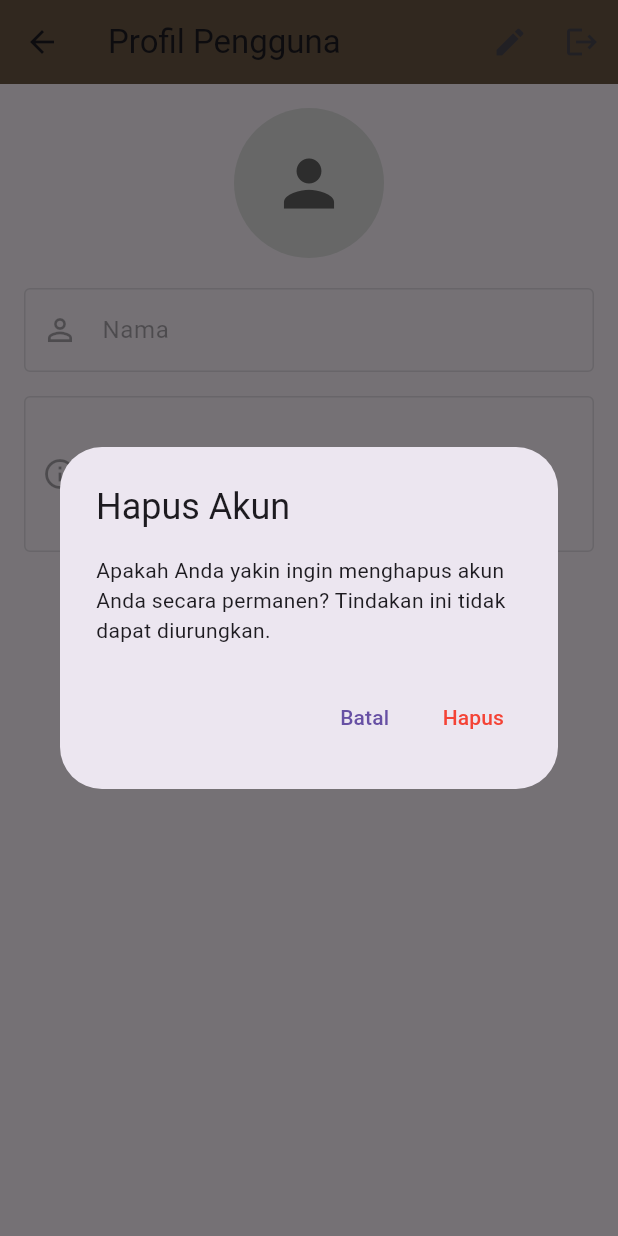
After one commit to jennn1-jr/toko-novel, a Flutter app: the ProfilePage screen opened directly, after a tap on "Hapus Akun", on a phone screen of 412 x 824 dp. The commit adds this screen. Run offline on Flutter 3.47's test engine with Material 3 defaults, Android fonts, the phone set to English and light mode, and no system bars; our stand-ins replace cloud_firestore, firebase_auth, firebase_core; accounts and stored records are empty; Roboto replaces fonts that are missing (Poppins).

Commit message:
nambah CRUD

```diff
--- /dev/null
+++ b/lib/models/user_models.dart
@@ -0,0 +1,25 @@
+class UserProfile {
+  final String uid;
+  String name;
+  String bio;
+  // Tambahkan field lain sesuai kebutuhan (misal: photoUrl, dob, dll.)
+
+  UserProfile({required this.uid, this.name = '', this.bio = ''});
+
+  // Konversi dari Map (data Firestore) ke objek UserProfile
+  factory UserProfile.fromMap(Map<String, dynamic> data, String documentId) {
+    return UserProfile(
+      uid: documentId,
+      name: data['name'] ?? '',
+      bio: data['bio'] ?? '',
+    );
+  }
+
+  // Konversi dari objek UserProfile ke Map (untuk disimpan ke Firestore)
+  Map<String, dynamic> toMap() {
+    return {
+      'name': name,
+      'bio': bio,
+    };
+  }
+}
--- /dev/null
+++ b/lib/profile_page.dart
@@ -0,0 +1,274 @@
+import 'package:flutter/material.dart';
+import 'package:firebase_auth/firebase_auth.dart';
+import 'package:tokonovel/login_register.dart'; // Import halaman login
+import 'package:tokonovel/models/user_models.dart';
+import 'services/firestore_service.dart';
+
+class ProfilePage extends StatefulWidget {
+  const ProfilePage({Key? key}) : super(key: key);
+
+  @override
+  State<ProfilePage> createState() => _ProfilePageState();
+}
+
+class _ProfilePageState extends State<ProfilePage> {
+  final FirestoreService _firestoreService = FirestoreService();
+  final _formKey = GlobalKey<FormState>();
+  late TextEditingController _nameController;
+  late TextEditingController _bioController;
+  bool _isLoading = false;
+  bool _isEditing = false; // State untuk mode edit
+
+  @override
+  void initState() {
+    super.initState();
+    _nameController = TextEditingController();
+    _bioController = TextEditingController();
+    // Tidak load data di initState jika menggunakan StreamBuilder
+  }
+
+  @override
+  void dispose() {
+    _nameController.dispose();
+    _bioController.dispose();
+    super.dispose();
+  }
+
+  Future<void> _saveProfile(UserProfile currentProfile) async {
+    if (_formKey.currentState!.validate()) {
+      setState(() => _isLoading = true);
+      try {
+        final updatedProfile = UserProfile(
+          uid: currentProfile.uid,
+          name: _nameController.text.trim(),
+          bio: _bioController.text.trim(),
+        );
+        await _firestoreService.setUserProfile(updatedProfile);
+        ScaffoldMessenger.of(context).showSnackBar(
+          const SnackBar(content: Text('Profil berhasil diperbarui'), backgroundColor: Colors.green),
+        );
+        setState(() {
+           _isEditing = false; // Kembali ke mode lihat setelah simpan
+        });
+      } catch (e) {
+        ScaffoldMessenger.of(context).showSnackBar(
+          SnackBar(content: Text('Gagal memperbarui profil: $e'), backgroundColor: Colors.red),
+        );
+      } finally {
+        setState(() => _isLoading = false);
+      }
+    }
+  }
+
+   Future<void> _deleteAccount() async {
+    final bool confirm = await showDialog(
+          context: context,
+          builder: (context) => AlertDialog(
+            title: const Text('Hapus Akun'),
+            content: const Text('Apakah Anda yakin ingin menghapus akun Anda secara permanen? Tindakan ini tidak dapat diurungkan.'),
+            actions: [
+              TextButton(
+                onPressed: () => Navigator.of(context).pop(false),
+                child: const Text('Batal'),
+              ),
+              TextButton(
+                onPressed: () => Navigator.of(context).pop(true),
+                child: const Text('Hapus', style: TextStyle(color: Colors.red)),
+              ),
+            ],
+          ),
+        ) ?? false; // ?? false jika dialog ditutup tanpa memilih
+
+    if (confirm) {
+      setState(() => _isLoading = true);
+      try {
+        await _firestoreService.deleteUserAccount();
+        if (mounted) {
+          ScaffoldMessenger.of(context).showSnackBar(
+            const SnackBar(content: Text('Akun berhasil dihapus'), backgroundColor: Colors.green),
+          );
+          // Navigasi ke halaman login setelah akun dihapus
+          Navigator.of(context).pushAndRemoveUntil(
+             MaterialPageRoute(builder: (context) => const LoginPage()),
+             (Route<dynamic> route) => false, // Hapus semua route sebelumnya
+          );
+        }
+      } catch (e) {
+        if (mounted) {
+           ScaffoldMessenger.of(context).showSnackBar(
+              SnackBar(content: Text('Gagal menghapus akun: ${e.toString()}'), backgroundColor: Colors.red),
+           );
+        }
+      } finally {
+        if (mounted) {
+           setState(() => _isLoading = false);
+        }
+      }
+    }
+  }
+
+
+  @override
+  Widget build(BuildContext context) {
+    return Scaffold(
+      appBar: AppBar(
+        title: const Text('Profil Pengguna'),
+        backgroundColor: const Color(0xFF6B5844),
+        actions: [
+          // Tombol Edit/Simpan
+          StreamBuilder<UserProfile?>(
+             stream: _firestoreService.getUserProfileStream(),
+             builder: (context, snapshot) {
+                if (!snapshot.hasData || snapshot.data == null) {
+                  return const SizedBox.shrink(); // Jangan tampilkan tombol jika data belum ada
+                }
+                final userProfile = snapshot.data!;
+                return IconButton(
+                   icon: Icon(_isEditing ? Icons.save : Icons.edit),
+                   onPressed: _isLoading ? null : () {
+                      if (_isEditing) {
+                         _saveProfile(userProfile);
+                      } else {
+                         // Masuk mode edit, isi controller dengan data saat ini
+                         _nameController.text = userProfile.name;
+                         _bioController.text = userProfile.bio;
+                         setState(() => _isEditing = true);
+                      }
+                   },
+                );
+             }
+          ),
+          // Tombol Logout
+          IconButton(
+            icon: const Icon(Icons.logout),
+            onPressed: () async {
+              await FirebaseAuth.instance.signOut();
+              if(mounted) {
+                 Navigator.of(context).pushReplacement(
+                     MaterialPageRoute(builder: (_) => const LoginPage()),
+                 );
+              }
+            },
+          ),
+        ],
+      ),
+      body: StreamBuilder<UserProfile?>(
+        stream: _firestoreService.getUserProfileStream(),
+        builder: (context, snapshot) {
+          if (snapshot.connectionState == ConnectionState.waiting) {
+            return const Center(child: CircularProgressIndicator());
+          }
+          if (snapshot.hasError) {
+            return Center(child: Text('Error: ${snapshot.error}'));
+          }
+          if (!snapshot.hasData || snapshot.data == null) {
+            // Ini seharusnya tidak terjadi jika getUserProfileStream membuat profil default
+            return const Center(child: Text('Profil tidak ditemukan.'));
+          }
+
+          final userProfile = snapshot.data!;
+          // Pastikan controller diupdate saat data stream berubah & tidak dalam mode edit
+          if (!_isEditing) {
+            _nameController.text = userProfile.name;
+            _bioController.text = userProfile.bio;
+          }
+
+          return Stack(
+             children: [
+                Padding(
+                   padding: const EdgeInsets.all(16.0),
+                   child: Form(
+                      key: _formKey,
+                      child: ListView(
+                         children: [
+                            Center(
+                               child: Stack(
+                                  children: [
+                                     CircleAvatar(
+                                        radius: 50,
+                                        backgroundColor: Colors.grey.shade300,
+                                        // Tambahkan child untuk menampilkan gambar profil jika ada
+                                        // child: userProfile.photoUrl != null && userProfile.photoUrl!.isNotEmpty
+                                        //     ? ClipOval(child: Image.network(userProfile.photoUrl!, fit: BoxFit.cover))
+                                        //     : Icon(Icons.person, size: 50, color: Colors.grey.shade700),
+                                        child: Icon(Icons.person, size: 50, color: Colors.grey.shade700),
+                                     ),
+                                     if (_isEditing)
+                                        Positioned(
+                                           bottom: 0,
+                                           right: 0,
+                                           child: CircleAvatar(
+                                              radius: 18,
+                                              backgroundColor: Theme.of(context).primaryColor,
+                                              child: IconButton(
+                                                 icon: const Icon(Icons.camera_alt, color: Colors.white, size: 18),
+                                                 onPressed: () {
+                                                    // TODO: Implement image picking logic
+                                                    ScaffoldMessenger.of(context).showSnackBar(
+                                                       const SnackBar(content: Text('Fitur ganti foto belum diimplementasikan.')),
+                                                    );
+                                                 },
+                                              ),
+                                           ),
+                                        ),
+                                  ],
+                               ),
+                            ),
+                            const SizedBox(height: 20),
+                            TextFormField(
+                              controller: _nameController,
+                              enabled: _isEditing, // Aktifkan hanya saat mode edit
+                              decoration: const InputDecoration(
+                                labelText: 'Nama',
+                                border: OutlineInputBorder(),
+                                prefixIcon: Icon(Icons.person_outline),
+                              ),
+                              validator: (value) {
+                                if (value == null || value.isEmpty) {
+                                  return 'Nama tidak boleh kosong';
+                                }
+                                return null;
+                              },
+                            ),
+                            const SizedBox(height: 16),
+                            TextFormField(
+                              controller: _bioController,
+                              enabled: _isEditing, // Aktifkan hanya saat mode edit
+                              decoration: const InputDecoration(
+                                labelText: 'Bio',
+                                border: OutlineInputBorder(),
+                                prefixIcon: Icon(Icons.info_outline),
+                              ),
+                              maxLines: 3,
+                              // Validator opsional untuk bio
+                            ),
+                            const SizedBox(height: 30),
+                            // Hanya tampilkan tombol Hapus Akun jika tidak sedang mengedit profil
+                             if (!_isEditing)
+                               Center(
+                                 child: TextButton.icon(
+                                  icon: const Icon(Icons.delete_forever, color: Colors.red),
+                                  label: const Text('Hapus Akun', style: TextStyle(color: Colors.red)),
+                                  onPressed: _isLoading ? null : _deleteAccount,
+                                                                 ),
+                               ),
+
+                         ],
+                      ),
+                   ),
+                ),
+                 // Loading Indicator
+                 if (_isLoading)
+                   Container(
+                     color: Colors.black.withOpacity(0.5),
+                     child: const Center(
+                       child: CircularProgressIndicator(),
+                     ),
+                   ),
+             ],
+          );
+        },
+      ),
+    );
+  }
+}
--- /dev/null
+++ b/lib/services/firestore_service.dart
@@ -0,0 +1,92 @@
+import 'package:cloud_firestore/cloud_firestore.dart';
+import 'package:firebase_auth/firebase_auth.dart';
+import 'package:tokonovel/models/user_models.dart';
+
+class FirestoreService {
+  final FirebaseFirestore _db = FirebaseFirestore.instance;
+  final FirebaseAuth _auth = FirebaseAuth.instance;
+
+  // Mendapatkan UID user yang sedang login
+  String? getCurrentUserId() {
+    return _auth.currentUser?.uid;
+  }
+
+  // Referensi ke koleksi users
+  CollectionReference<UserProfile> get usersCollection => _db.collection('users').withConverter<UserProfile>(
+        fromFirestore: (snapshot, _) => UserProfile.fromMap(snapshot.data()!, snapshot.id),
+        toFirestore: (profile, _) => profile.toMap(),
+      );
+
+  // --- Operasi CRUD ---
+
+  // CREATE / UPDATE profile (Upsert)
+  Future<void> setUserProfile(UserProfile profile) async {
+    final userId = getCurrentUserId();
+    if (userId == null) throw Exception("User not logged in");
+    // Gunakan UID user sebagai ID dokumen
+    await usersCollection.doc(userId).set(profile, SetOptions(merge: true)); // merge: true agar tidak menimpa field yang tidak diubah
+  }
+
+  // READ profile
+  Future<UserProfile?> getUserProfile() async {
+    final userId = getCurrentUserId();
+    if (userId == null) return null;
+    final docSnapshot = await usersCollection.doc(userId).get();
+    if (docSnapshot.exists) {
+      return docSnapshot.data();
+    } else {
+      // Jika profil belum ada, buat profil default
+      final newUserProfile = UserProfile(uid: userId, name: _auth.currentUser?.displayName ?? 'New User', bio: '');
+      await setUserProfile(newUserProfile);
+      return newUserProfile;
+    }
+  }
+
+  // READ profile (Stream - untuk update real-time)
+  Stream<UserProfile?> getUserProfileStream() {
+    final userId = getCurrentUserId();
+    if (userId == null) return Stream.value(null);
+    return usersCollection.doc(userId).snapshots().map((snapshot) {
+       if (snapshot.exists) {
+          return snapshot.data();
+       } else {
+         // Opsional: Handle jika data tidak ditemukan, mungkin buat default?
+         return UserProfile(uid: userId, name: _auth.currentUser?.displayName ?? 'New User');
+       }
+    });
+  }
+
+  // UPDATE specific fields (Contoh: hanya update nama)
+  Future<void> updateUserName(String newName) async {
+    final userId = getCurrentUserId();
+    if (userId == null) throw Exception("User not logged in");
+    await usersCollection.doc(userId).update({'name': newName});
+  }
+
+  // DELETE profile (Hati-hati: ini menghapus data profil, bukan akun user)
+  Future<void> deleteUserProfile() async {
+    final userId = getCurrentUserId();
+    if (userId == null) throw Exception("User not logged in");
+    await usersCollection.doc(userId).delete();
+  }
+
+  // --- Tambahan ---
+  // DELETE Akun User (Firebase Auth & Profil Firestore)
+  Future<void> deleteUserAccount() async {
+     final user = _auth.currentUser;
+     if (user == null) throw Exception("User not logged in");
+     final userId = user.uid;
+
+     try {
+       // Hapus data profil di Firestore terlebih dahulu
+       await usersCollection.doc(userId).delete();
+       // Kemudian hapus akun di Firebase Authentication
+       await user.delete();
+     } catch (e) {
+       // Handle error (misal: perlu re-autentikasi)
+       print("Error deleting account: $e");
+       // Anda mungkin perlu meminta user login kembali sebelum menghapus
+       throw Exception("Failed to delete account. Please re-authenticate and try again.");
+     }
+  }
+}
```
Also changed, not shown: lib/dashboard.dart (+29 -16 lines).
